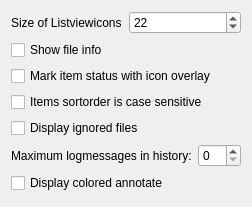
This is src/settings/display_settings.ui in KDE/kdesvn as Qt 5 draws it before an edit. The edited form follows.
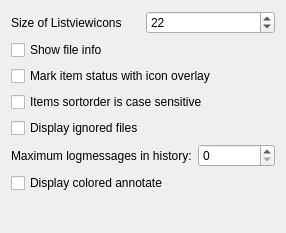
This is the edited form. Custom widgets are drawn as their Qt base class.

Commit message: fixed max value of iconsize settings spinbox

The edit to the form file:
```diff
--- a/src/settings/display_settings.ui
+++ b/src/settings/display_settings.ui
@@ -5,8 +5,8 @@
    <rect>
     <x>0</x>
     <y>0</y>
-    <width>252</width>
-    <height>207</height>
+    <width>286</width>
+    <height>233</height>
    </rect>
   </property>
   <property name="windowTitle" >
@@ -27,6 +27,12 @@
      </item>
      <item row="0" column="1" >
       <widget class="KIntSpinBox" name="kcfg_listview_icon_size" >
+       <property name="minimum" >
+        <number>16</number>
+       </property>
+       <property name="maximum" >
+        <number>128</number>
+       </property>
        <property name="value" >
         <number>22</number>
        </property>
```
